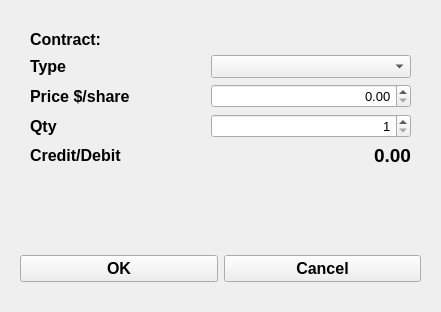
Qt form ui/orderWindow.ui (adhukka477/options_explorer_app) before a commit.
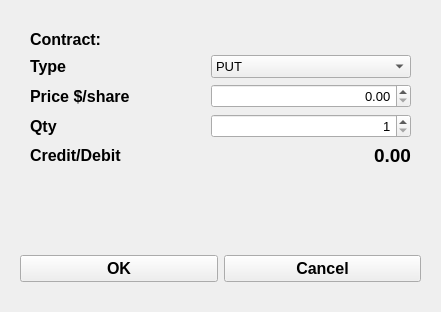
The same form after that commit.

Commit message: Added and configured and order window. The confirm and cancel buttons still need to be worked on. WIP

```diff
--- a/ui/orderWindow.ui
+++ b/ui/orderWindow.ui
@@ -110,11 +110,6 @@
             <pointsize>10</pointsize>
            </font>
           </property>
-          <item>
-           <property name="text">
-            <string/>
-           </property>
-          </item>
           <item>
            <property name="text">
             <string>PUT</string>
```
Left out of the diff: 16 changed lines with no effect on the pictures. The commit also changes 6 other files.
